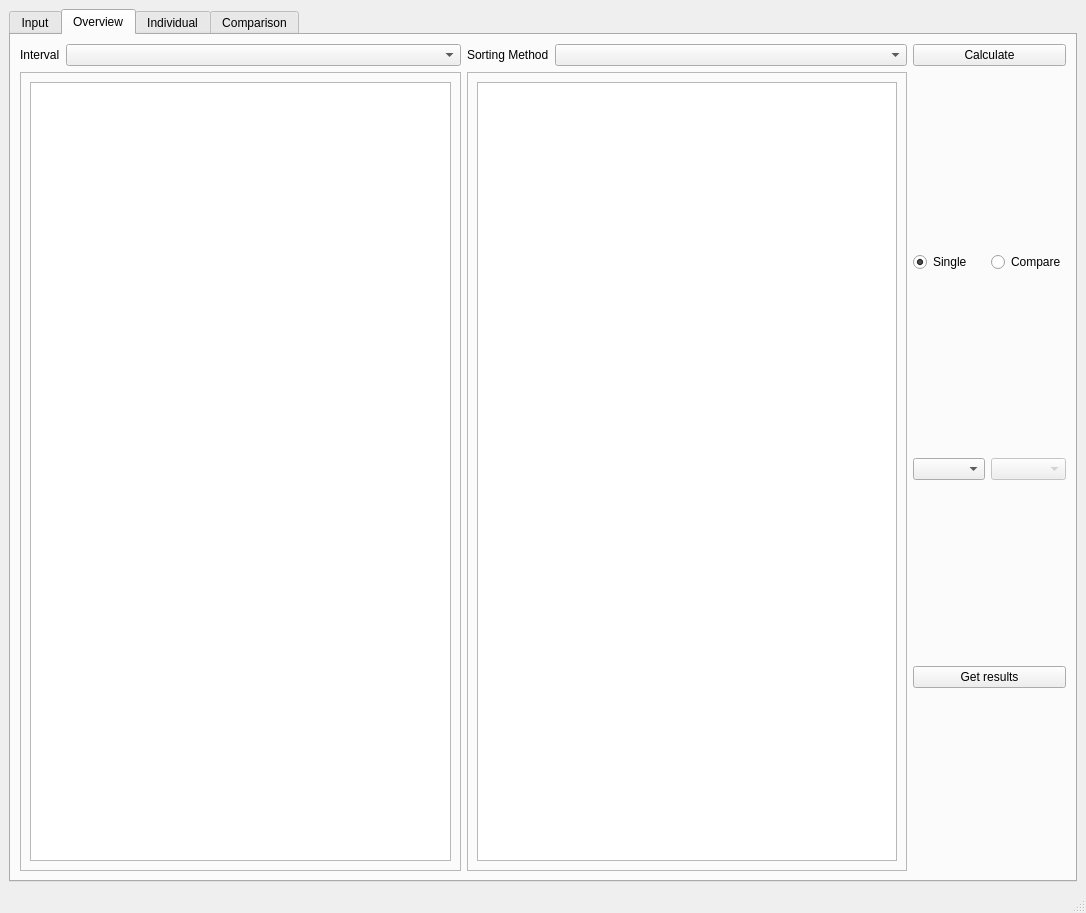
This is project/MainWindow.ui in Gogonemnem/tu-delft-assignments as Qt 5 draws it before an edit. The edited form follows.
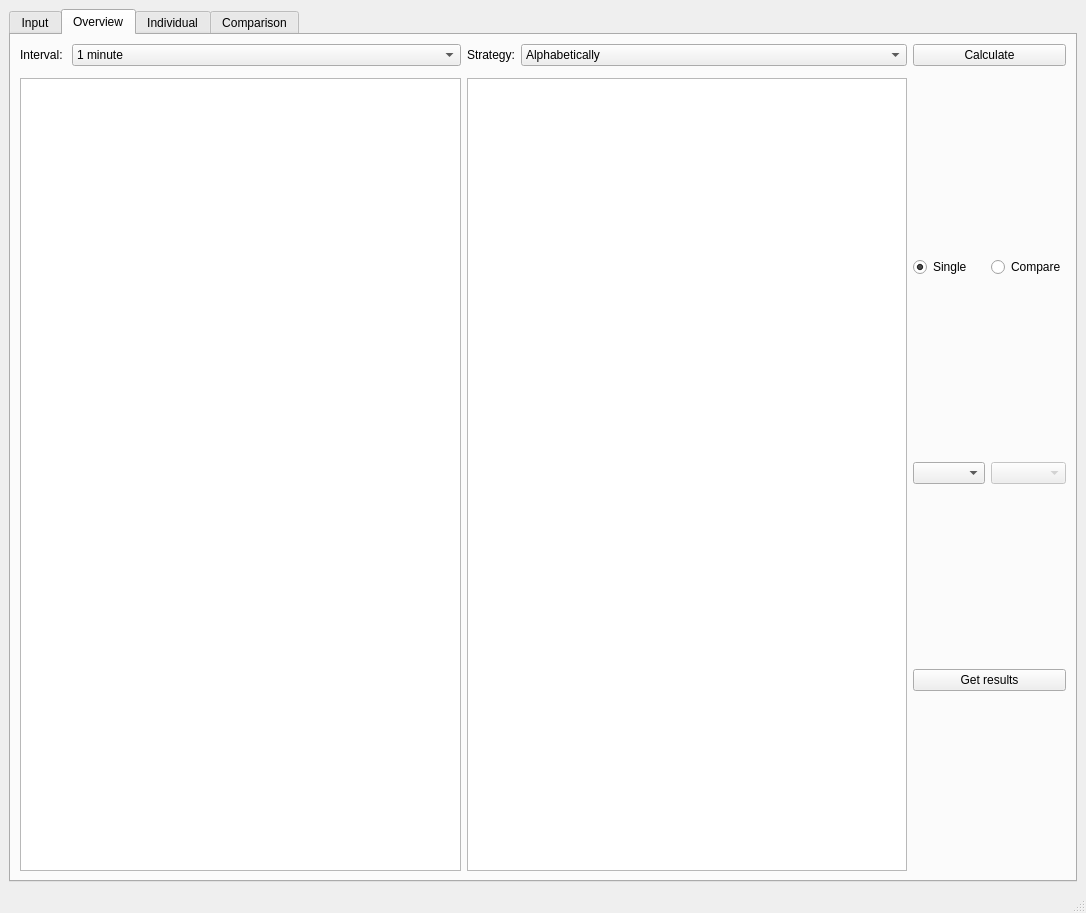
This is the edited form. The open tabs and pages were chosen to show the change.

```diff
--- a/project/MainWindow.ui
+++ b/project/MainWindow.ui
@@ -105,50 +105,6 @@
         <string>Overview</string>
        </attribute>
        <layout class="QGridLayout" name="gridLayout">
-        <item row="2" column="0">
-         <widget class="QFrame" name="frame">
-          <property name="frameShape">
-           <enum>QFrame::StyledPanel</enum>
-          </property>
-          <property name="frameShadow">
-           <enum>QFrame::Raised</enum>
-          </property>
-          <layout class="QHBoxLayout" name="horizontalLayout">
-           <item>
-            <widget class="QTableView" name="tableView_stock"/>
-           </item>
-          </layout>
-         </widget>
-        </item>
-        <item row="2" column="1">
-         <widget class="QFrame" name="frame_2">
-          <property name="frameShape">
-           <enum>QFrame::StyledPanel</enum>
-          </property>
-          <property name="frameShadow">
-           <enum>QFrame::Raised</enum>
-          </property>
-          <layout class="QHBoxLayout" name="horizontalLayout_2">
-           <item>
-            <widget class="QTableView" name="tableView_crypto"/>
-           </item>
-          </layout>
-         </widget>
-        </item>
-        <item row="0" column="1">
-         <layout class="QFormLayout" name="formLayout">
-          <item row="0" column="1">
-           <widget class="QComboBox" name="comboBox_sorting"/>
-          </item>
-          <item row="0" column="0">
-           <widget class="QLabel" name="sorting">
-            <property name="text">
-             <string>Sorting Method</string>
-            </property>
-           </widget>
-          </item>
-         </layout>
-        </item>
         <item row="0" column="2">
          <widget class="QPushButton" name="calculate_button">
           <property name="text">
@@ -156,17 +112,98 @@
           </property>
          </widget>
         </item>
-        <item row="0" column="0">
+        <item row="0" column="0" rowspan="2">
          <layout class="QFormLayout" name="formLayout_2">
           <item row="0" column="0">
            <widget class="QLabel" name="interval">
             <property name="text">
-             <string>Interval</string>
+             <string>Interval: </string>
             </property>
            </widget>
           </item>
           <item row="0" column="1">
-           <widget class="QComboBox" name="comboBox_interval"/>
+           <widget class="QComboBox" name="interval_box">
+            <item>
+             <property name="text">
+              <string>1 minute</string>
+             </property>
+            </item>
+            <item>
+             <property name="text">
+              <string>5 minutes</string>
+             </property>
+            </item>
+            <item>
+             <property name="text">
+              <string>15 minutes</string>
+             </property>
+            </item>
+            <item>
+             <property name="text">
+              <string>30 minutes</string>
+             </property>
+            </item>
+            <item>
+             <property name="text">
+              <string>1 hour</string>
+             </property>
+            </item>
+            <item>
+             <property name="text">
+              <string>1 day</string>
+             </property>
+            </item>
+            <item>
+             <property name="text">
+              <string>1 week</string>
+             </property>
+            </item>
+            <item>
+             <property name="text">
+              <string>1 month</string>
+             </property>
+            </item>
+            <item>
+             <property name="text">
+              <string>3 months</string>
+             </property>
+            </item>
+           </widget>
+          </item>
+         </layout>
+        </item>
+        <item row="0" column="1" rowspan="2">
+         <layout class="QFormLayout" name="formLayout">
+          <item row="0" column="0">
+           <widget class="QLabel" name="ov_sorting_label">
+            <property name="text">
+             <string>Strategy:</string>
+            </property>
+           </widget>
+          </item>
+          <item row="0" column="1">
+           <widget class="QComboBox" name="strategy_box">
+            <item>
+             <property name="text">
+              <string>Alphabetically</string>
+             </property>
+            </item>
+            <item>
+             <property name="text">
+              <string>From highest to lowest price</string>
+             </property>
+            </item>
+            <item>
+             <property name="text">
+              <string>From lowest to highest price</string>
+             </property>
+            </item>
+            <item>
+             <property name="text">
+              <string>Advice</string>
+             </property>
+            </item>
+           </widget>
           </item>
          </layout>
         </item>
@@ -211,6 +248,20 @@
           </item>
          </layout>
         </item>
+        <item row="2" column="1">
+         <widget class="QTableView" name="tableView_crypto">
+          <property name="sortingEnabled">
+           <bool>true</bool>
+          </property>
+         </widget>
+        </item>
+        <item row="2" column="0">
+         <widget class="QTableView" name="tableView_stock">
+          <property name="sortingEnabled">
+           <bool>true</bool>
+          </property>
+         </widget>
+        </item>
        </layout>
       </widget>
       <widget class="QWidget" name="individual">
```
Left out of the diff: 8 changed lines with no effect on the pictures.
